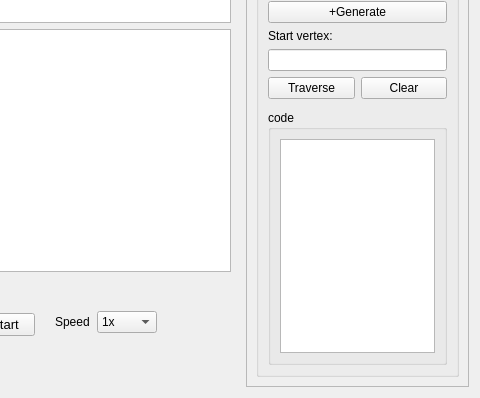
The window that form.ui (Binaya764/DSA-Visualizer) describes before a commit, drawn with Qt 5; both pictures show x 318 to 798 and y 97 to 495 of the 798 by 495 pixel window.
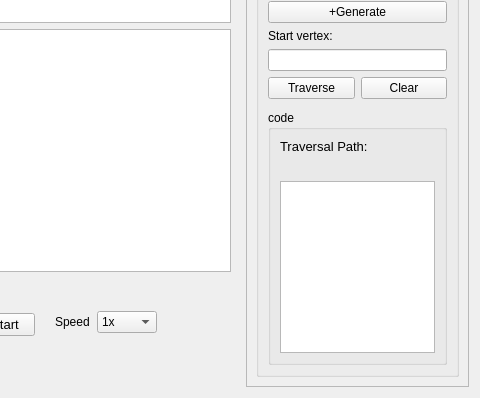
The same window after the commit. The open tabs and pages were chosen to show the change.

Commit message: BFS path traversal display added

What changed in the file:
```diff
--- a/form.ui
+++ b/form.ui
@@ -7,7 +7,7 @@
     <x>0</x>
     <y>0</y>
     <width>699</width>
-    <height>439</height>
+    <height>453</height>
    </rect>
   </property>
   <property name="windowTitle">
@@ -1419,8 +1419,32 @@
                    <string>code</string>
                   </property>
                   <layout class="QVBoxLayout" name="verticalLayout_73">
+                   <item>
+                    <widget class="QLabel" name="label_28">
+                     <property name="font">
+                      <font>
+                       <pointsize>10</pointsize>
+                      </font>
+                     </property>
+                     <property name="text">
+                      <string>Traversal Path:</string>
+                     </property>
+                    </widget>
+                   </item>
                    <item>
                     <layout class="QVBoxLayout" name="verticalLayout_72">
+                     <item>
+                      <widget class="QLabel" name="label_Traversal_path">
+                       <property name="font">
+                        <font>
+                         <pointsize>10</pointsize>
+                        </font>
+                       </property>
+                       <property name="text">
+                        <string/>
+                       </property>
+                      </widget>
+                     </item>
                      <item>
                       <widget class="QGraphicsView" name="code_graphicsView_BFS"/>
                      </item>
```
Left out of the diff: 4 changed lines with no effect on the pictures. The commit also changes 4 other files.
